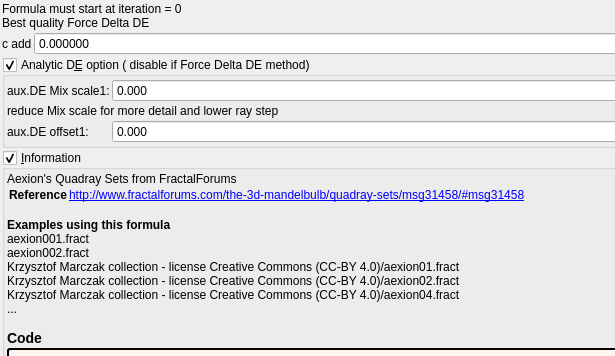
buddhi1980/mandelbulber2, file mandelbulber2/formula/ui/aexion.ui: the form before one commit; both pictures show x 0 to 615 and y 0 to 356 of the 934 by 1129 pixel window.
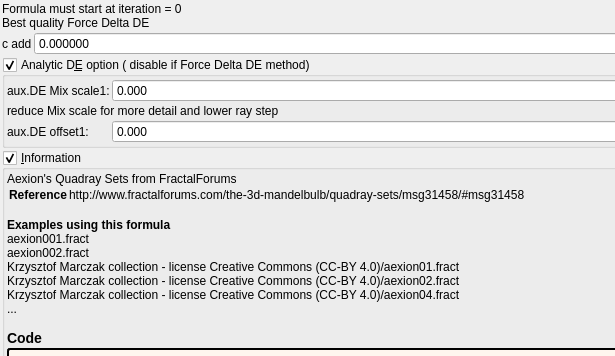
The form after the commit. Custom widgets are drawn as their Qt base class.

Commit message:
docs: show fractalforums.com formula references as text
fractalforums.com is only partly online; fractalforums.org keeps a read-only
copy and the active forum. The formula information boxes now show
fractalforums.com references (and the wrapped lines that continue them) as
plain text. The links that remain are closed with </a>, which the generator
never wrote. The formula/ui files are regenerated with
tools/populate_ui_information.py.

```diff
--- a/mandelbulber2/formula/ui/aexion.ui
+++ b/mandelbulber2/formula/ui/aexion.ui
@@ -224,7 +224,7 @@
        <widget class="QLabel" name="label_information_general">
         <property name="text">
          <string notr="true">&lt;p&gt;Aexion&#039;s Quadray Sets from FractalForums&lt;/p&gt;&lt;table&gt;
-&lt;tr&gt;&lt;th&gt;Reference&lt;/th&gt;&lt;td&gt;&lt;a href=&quot;http://www.fractalforums.com/the-3d-mandelbulb/quadray-sets/msg31458/#msg31458&quot;&gt;http://www.fractalforums.com/the-3d-mandelbulb/quadray-sets/msg31458/#msg31458&lt;br&gt;
+&lt;tr&gt;&lt;th&gt;Reference&lt;/th&gt;&lt;td&gt;http://www.fractalforums.com/the-3d-mandelbulb/quadray-sets/msg31458/#msg31458&lt;br&gt;
 &lt;/td&gt;&lt;/tr&gt;
 &lt;/table&gt;
 &lt;br&gt;&lt;b&gt;Examples using this formula&lt;/b&gt;&lt;br&gt;aexion001.fract&lt;br&gt;aexion002.fract&lt;br&gt;Krzysztof Marczak collection - license Creative Commons (CC-BY 4.0)/aexion01.fract&lt;br&gt;Krzysztof Marczak collection - license Creative Commons (CC-BY 4.0)/aexion02.fract&lt;br&gt;Krzysztof Marczak collection - license Creative Commons (CC-BY 4.0)/aexion04.fract&lt;br&gt;...&lt;h3&gt;Code&lt;/h3&gt;</string>
```
The commit also changes 202 other files.
